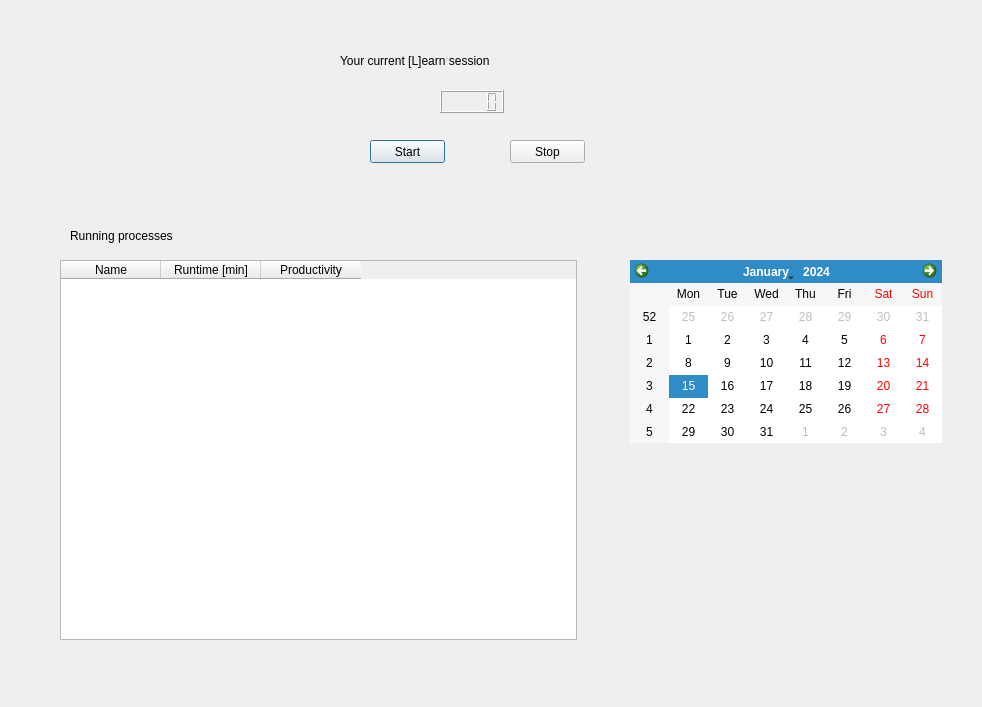
First picture: the form in UserInterface.ui, repository Software-Engineering-DHBW/-L-earn, before the edit.
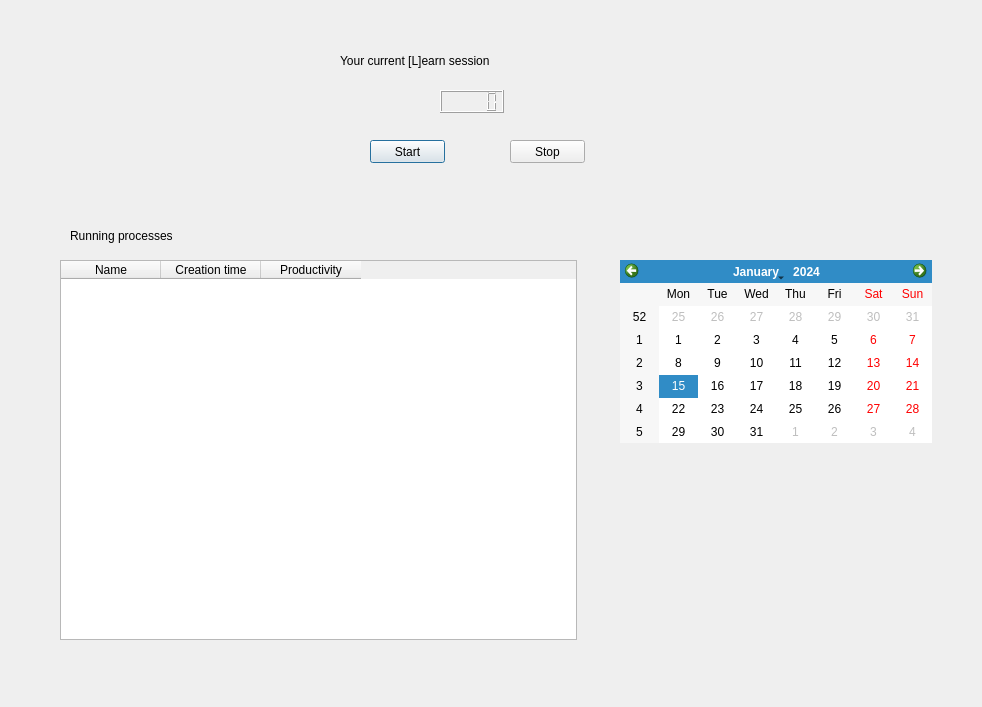
Second picture: the form after the edit.

Commit message: table name updated

Patch:
```diff
--- a/UserInterface.ui
+++ b/UserInterface.ui
@@ -22,7 +22,7 @@
   <widget class="QCalendarWidget" name="calendarWidget">
    <property name="geometry">
     <rect>
-     <x>630</x>
+     <x>620</x>
      <y>260</y>
      <width>312</width>
      <height>183</height>
@@ -112,7 +112,7 @@
    </column>
    <column>
     <property name="text">
-     <string>Runtime [min]</string>
+     <string>Creation time</string>
     </property>
    </column>
    <column>
```
